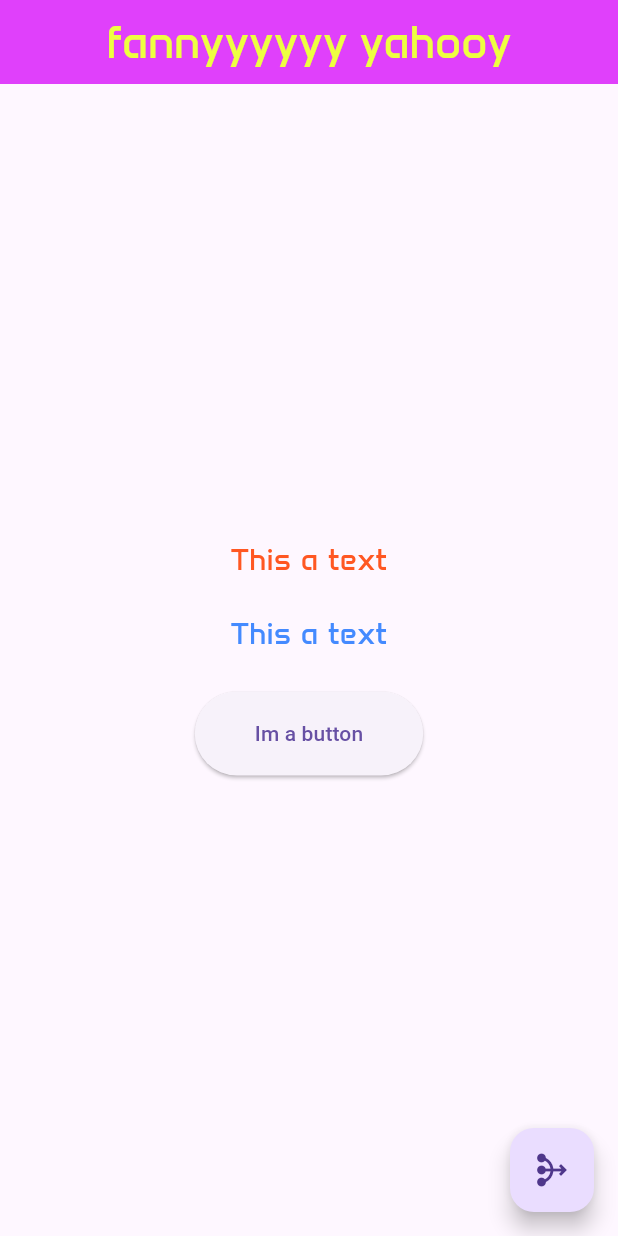
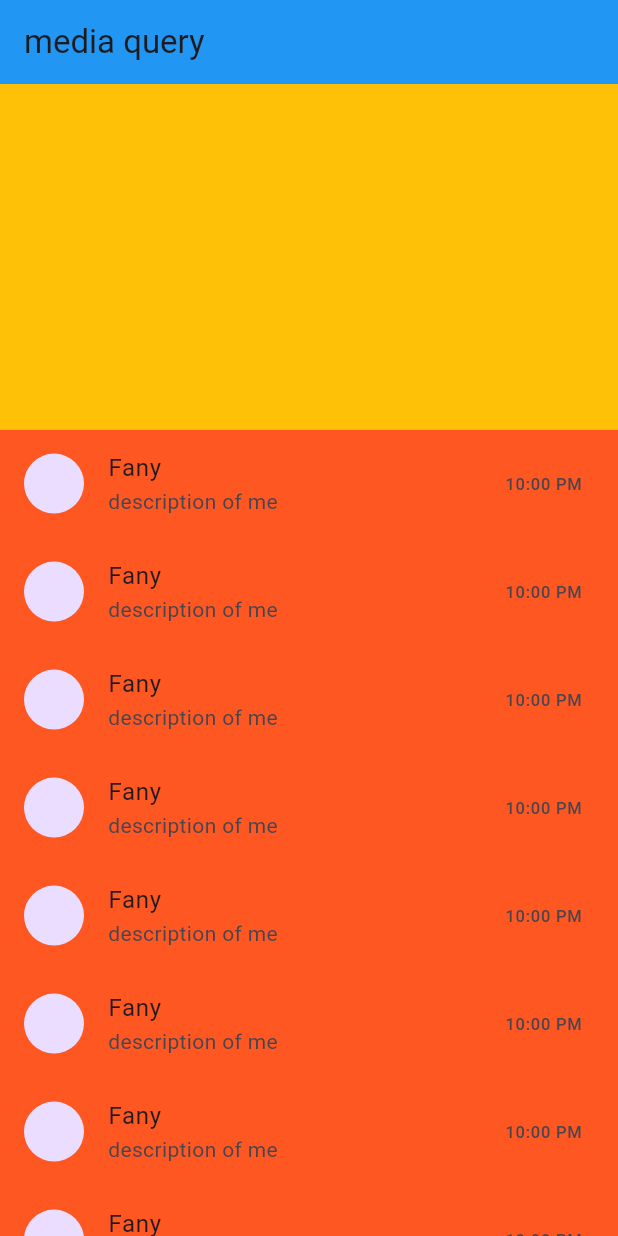
Before and after one commit to fannyHere/Flutter_Section04_MediumWidget, a Flutter app: the screen it shows after launch, on a phone screen of 412 x 824 dp. Run offline on Flutter 3.47's test engine with Material 3 defaults, Android fonts, the phone set to English and light mode, and no system bars; our stand-ins replace faker.

Commit message:
added 20 Media Query

```diff
--- /dev/null
+++ b/lib/20 Media Query/media_query.dart
@@ -0,0 +1,112 @@
+import 'package:flutter/material.dart';
+
+class med_query extends StatelessWidget {
+  const med_query({super.key});
+
+  @override
+  Widget build(BuildContext context) {
+    final MediaQueryHeight =
+        MediaQuery.of(context).size.height; //full untuk satu layar height
+    final MediaQueryWidth =
+        MediaQuery.of(context).size.width; //fulluntuk satu layar width
+
+    //dibuat variable function untuk dimasukin ke dalam body height
+    final myAppbar = AppBar(
+      title: Text("media query"),
+      backgroundColor: Colors.blue,
+    );
+
+    //tinggi all mediaqueryheight setelah dikurang sama myAppbar dan dikurang padding top (icon jam, baterai dll)
+    final bodyHeight = MediaQueryHeight -
+        myAppbar.preferredSize.height -
+        MediaQuery.of(context).padding.top;
+
+    final bool isLandscape =
+        MediaQuery.of(context).orientation == Orientation.landscape;
+
+    return Scaffold(
+        appBar: myAppbar,
+        body: Center(
+          child: (isLandscape) //klo landscape ?maka ini
+              ? Column(
+                  children: [
+                    Container(
+                      height: bodyHeight * 0.5, //klolandscpae
+                      //width: 400, //ini adalah hardcode
+                      width: MediaQueryWidth, //width penuh pakai media query
+                      color: Colors.amber,
+                    ),
+                    Container(
+                      //height: 300, //hardcode
+                      //mediaquery itu panjanganya dari atas device sampai ke bawah device
+                      height: bodyHeight * 0.5, //klo landscpae
+                      color: Colors.deepOrange,
+
+                      //klo TAMPILANNYA LISTVIEW:
+                      // child: ListView.builder(
+                      //   itemCount: 100,
+                      //   itemBuilder: (context, index) {
+                      //     return ListTile(
+                      //       //contentPadding: EdgeInsets.all(20),
+                      //       title: Text("Fany"),
+                      //       subtitle: Text("description of me"),
+                      //       leading: CircleAvatar(),
+                      //       trailing: Text("10:00 PM"),
+
+                      //       //tileColor: Colors.blueGrey,
+                      //     );
+                      //   },
+                      // ),
+
+                      //KLO TAMPILANNYA GRIDVIEW
+                      child: GridView.builder(
+                        gridDelegate: SliverGridDelegateWithFixedCrossAxisCount(
+                          crossAxisCount: 2,
+                          mainAxisSpacing: 10,
+                        ),
+                        itemCount: 100,
+                        itemBuilder: (context, index) {
+                          return ListTile(
+                            title: Text("Fany"),
+                            subtitle: Text("description of me"),
+                            leading: CircleAvatar(),
+                            trailing: Text("10:00 PM"),
+                          );
+                        },
+                      ),
+                    ),
+                  ],
+                )
+              : Column(
+                  //klo lainnya (alias ga landcape) maka ini
+                  children: [
+                    Container(
+                      height: bodyHeight * 0.3,
+                      //width: 400, //ini adalah hardcode
+                      width: MediaQueryWidth, //width penuh pakai media query
+                      color: Colors.amber,
+                    ),
+                    Container(
+                        //height: 300, //hardcode
+                        //mediaquery itu panjanganya dari atas device sampai ke bawah device
+                        height: bodyHeight * 0.7,
+                        color: Colors.deepOrange,
+                        child: ListView.builder(
+                          itemCount: 100,
+                          itemBuilder: (context, index) {
+                            return ListTile(
+                              //contentPadding: EdgeInsets.all(20),
+                              title: Text("Fany"),
+                              subtitle: Text("description of me"),
+                              leading: CircleAvatar(),
+                              trailing: Text("10:00 PM"),
+
+                              //tileColor: Colors.blueGrey,
+                            );
+                          },
+                        )),
+                  ],
+                ),
+        ));
+  }
+}
--- a/lib/main.dart
+++ b/lib/main.dart
@@ -1,10 +1,16 @@
 import 'package:flutter/material.dart';
+//import 'package:flutter/services.dart';
 // import 'package:section_4/16%20Routes/routes_gallery_page.dart';
 // import 'package:section_4/16%20Routes/routes_home_page.dart.dart';
 // import 'package:section_4/16%20Routes/routes_photo.dart';
-import 'package:section_4/19%20Theme/theme.dart';
+import 'package:section_4/20%20Media%20Query/media_query.dart';
 
 void main() {
+  //supaya gabisa dipotrait dan landscape
+  // WidgetsFlutterBinding();
+  // SystemChrome.setPreferredOrientations([DeviceOrientation.portraitDown]);
+  //portraitUp, yang berarti aplikasi hanya akan mendukung orientasi potret dan akan tetap berada dalam mode potret meskipun perangkat fisiknya mungkin dapat dirotasi ke orientasi lainnya.
+
   runApp(MyApp());
 }
 
@@ -15,7 +21,7 @@ class MyApp extends StatelessWidget {
   Widget build(BuildContext context) {
     return MaterialApp(
       debugShowCheckedModeBanner: false,
-      home: MyTheme(),
+      home: med_query(),
 
       //MENDAFTARKAN SECARA MANUAL:
       // initialRoute: '/homepage', //halaman pertama yang dibuka
@@ -35,40 +41,40 @@ class MyApp extends StatelessWidget {
       // },
 
 //--------------------------------------------------------------------------------------//
-      theme: ThemeData(
-          // brightness: Brightness.dark, //defaultnya white//tema layar
-          //visualDensity: VisualDensity.adaptivePlatformDensity, //default
-          visualDensity: VisualDensity(
-              horizontal: 4, vertical: 4), //untuk ngituin posisi default fitur
+      // theme: ThemeData(
+      //     // brightness: Brightness.dark, //defaultnya white//tema layar
+      //     //visualDensity: VisualDensity.adaptivePlatformDensity, //default
+      //     visualDensity: VisualDensity(
+      //         horizontal: 4, vertical: 4), //untuk ngituin posisi default fitur
 
-          // primarySwatch: MaterialColor(
-          //   0xffe55f48, // 0% comes in here, this will be color picked if no shade is selected when defining a Color property which doesn’t require a swatch.
-          //   const <int, Color>{
-          //     50: const Color(0xffce5641), //10%
-          //     100: const Color(0xffb74c3a), //20%
-          //     200: const Color(0xffa04332), //30%
-          //     300: const Color(0xff89392b), //40%
-          //     400: const Color(0xff733024), //50%
-          //     500: const Color(0xff5c261d), //60%
-          //     600: const Color(0xff451c16), //70%
-          //     700: const Color(0xff2e130e), //80%
-          //     800: const Color(0xff170907), //90%
-          //     900: const Color(0xff000000), //100%
-          //   },
-          appBarTheme: AppBarTheme(
-              color: Colors.purpleAccent,
-              titleTextStyle: TextStyle(
-                  fontFamily: "Anta", color: Colors.limeAccent, fontSize: 30)),
-          primarySwatch: Colors
-              .amber, //appbar sama buttonnya sama floatiingnya warnanya sama //LAPISAN 1 INTI
-          primaryColor:
-              Colors.deepOrange, //warna appbarnya aja yang kuning //LAPISAN 2
-          //accentColor: Colors.green,
-          textTheme: TextTheme(
-              bodyMedium: TextStyle(
-            fontFamily: "Anta",
-            color: Colors.amber,
-          ))),
+      //     // primarySwatch: MaterialColor(
+      //     //   0xffe55f48, // 0% comes in here, this will be color picked if no shade is selected when defining a Color property which doesn’t require a swatch.
+      //     //   const <int, Color>{
+      //     //     50: const Color(0xffce5641), //10%
+      //     //     100: const Color(0xffb74c3a), //20%
+      //     //     200: const Color(0xffa04332), //30%
+      //     //     300: const Color(0xff89392b), //40%
+      //     //     400: const Color(0xff733024), //50%
+      //     //     500: const Color(0xff5c261d), //60%
+      //     //     600: const Color(0xff451c16), //70%
+      //     //     700: const Color(0xff2e130e), //80%
+      //     //     800: const Color(0xff170907), //90%
+      //     //     900: const Color(0xff000000), //100%
+      //     //   },
+      //     appBarTheme: AppBarTheme(
+      //         color: Colors.purpleAccent,
+      //         titleTextStyle: TextStyle(
+      //             fontFamily: "Anta", color: Colors.limeAccent, fontSize: 30)),
+      //     primarySwatch: Colors
+      //         .amber, //appbar sama buttonnya sama floatiingnya warnanya sama //LAPISAN 1 INTI
+      //     primaryColor:
+      //         Colors.deepOrange, //warna appbarnya aja yang kuning //LAPISAN 2
+      //     //accentColor: Colors.green,
+      //     textTheme: TextTheme(
+      //         bodyMedium: TextStyle(
+      //       fontFamily: "Anta",
+      //       color: Colors.amber,
+      //     ))),
     );
   }
 }
```
